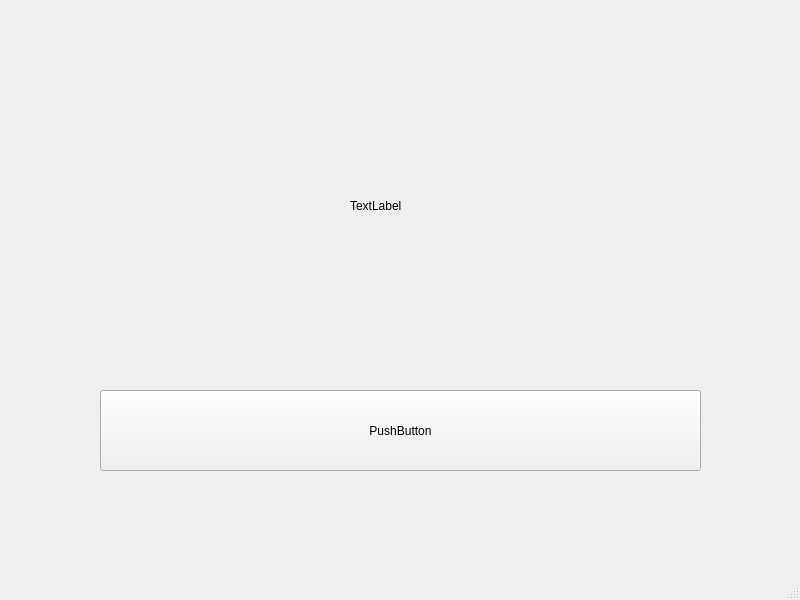
Old version of the form mainwindow.ui in the repository eatbreads/ffmpeg_qt_player.
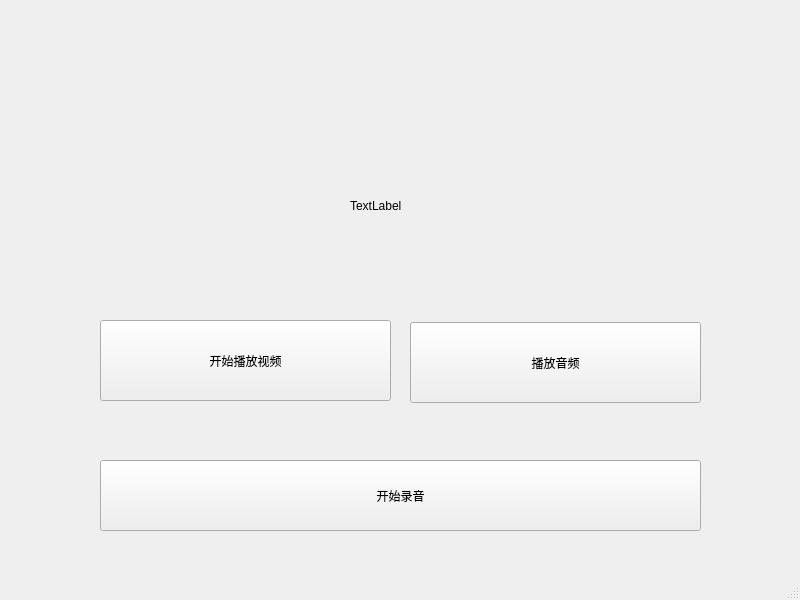
New version of the form.

Commit message: 提交未完成的音频

```diff
--- a/mainwindow.ui
+++ b/mainwindow.ui
@@ -31,13 +31,39 @@
     <property name="geometry">
      <rect>
       <x>100</x>
-      <y>390</y>
+      <y>320</y>
+      <width>291</width>
+      <height>81</height>
+     </rect>
+    </property>
+    <property name="text">
+     <string>开始播放视频</string>
+    </property>
+   </widget>
+   <widget class="QPushButton" name="recordButton">
+    <property name="geometry">
+     <rect>
+      <x>100</x>
+      <y>460</y>
       <width>601</width>
+      <height>71</height>
+     </rect>
+    </property>
+    <property name="text">
+     <string>开始录音</string>
+    </property>
+   </widget>
+   <widget class="QPushButton" name="audioButton">
+    <property name="geometry">
+     <rect>
+      <x>410</x>
+      <y>322</y>
+      <width>291</width>
       <height>81</height>
      </rect>
     </property>
     <property name="text">
-     <string>PushButton</string>
+     <string>播放音频</string>
     </property>
    </widget>
   </widget>
```
The commit also changes 8 other files.
